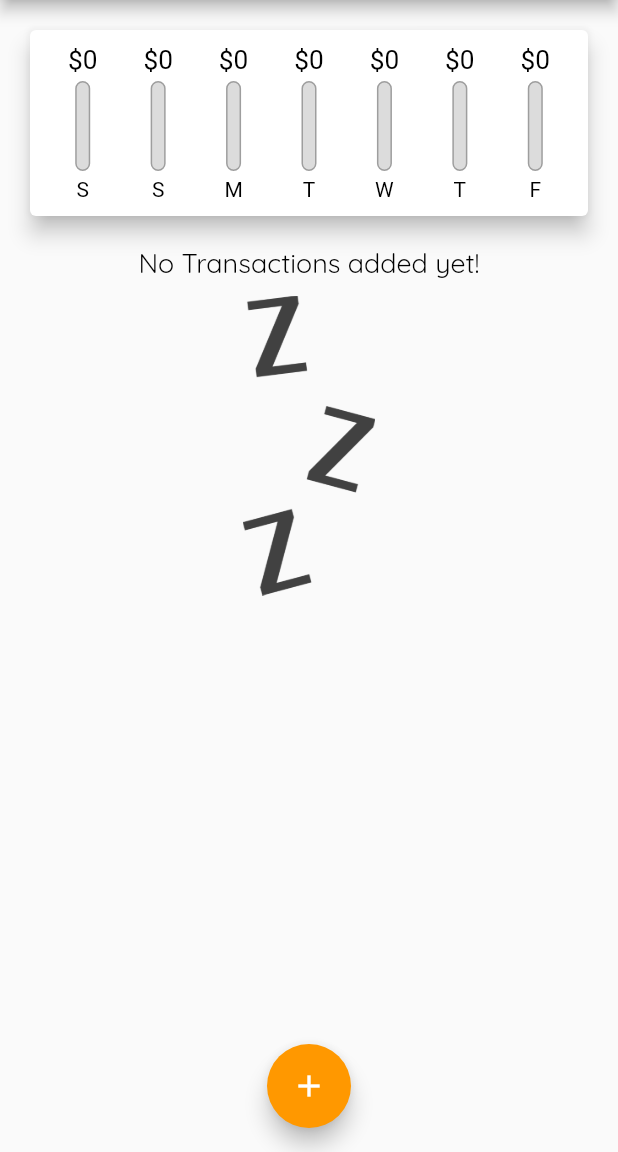
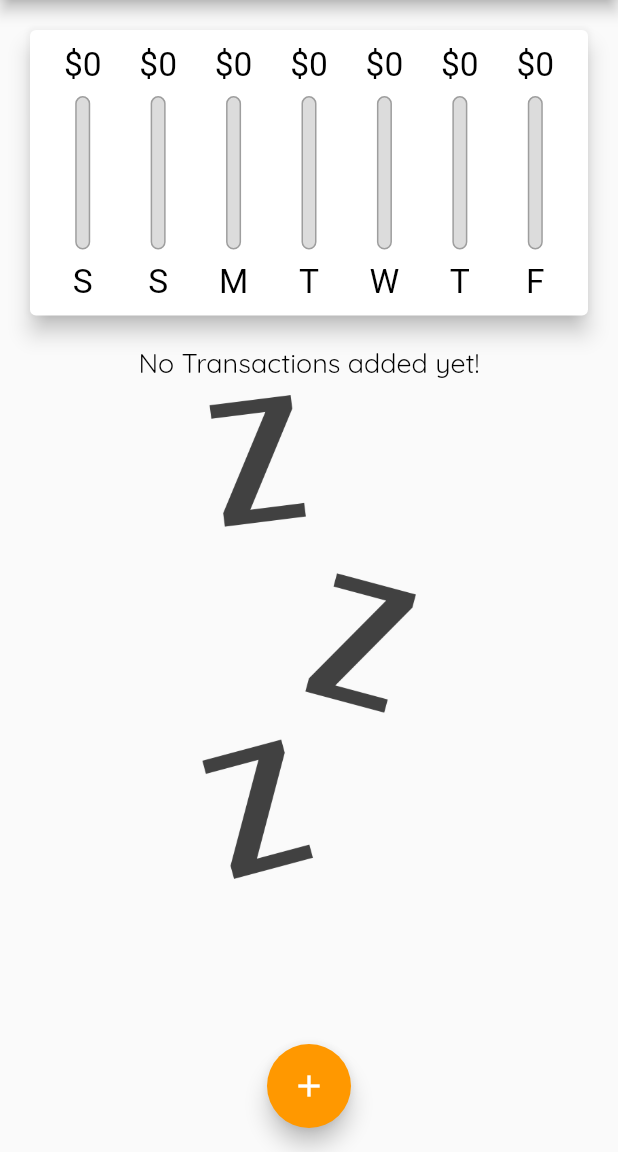
Before and after one commit to sammydeni/flutter_expenses_app, a Flutter app: the screen it shows after launch, on a phone screen of 412 x 824 dp, the part 84-1236 px from its top. Run offline on Flutter 3.47's test engine with Material 2 defaults, Android fonts, the light colour scheme and no system bars.

Commit message:
Final App!

```diff
--- a/lib/main.dart
+++ b/lib/main.dart
@@ -1,4 +1,7 @@
+import 'dart:io';
+import 'package:flutter/cupertino.dart';
 import 'package:flutter/material.dart';
+import 'package:flutter/services.dart';
 
 import 'package:flutter_expenses_app/widgets/chart.dart';
 import 'package:flutter_expenses_app/widgets/new_transaction.dart';
@@ -6,7 +9,10 @@ import 'package:flutter_expenses_app/widgets/transaction_list.dart';
 import './models/transaction.dart';
 
 void main() {
-  runApp(const MyApp());
+  // WidgetsFlutterBinding.ensureInitialized();
+  // SystemChrome.setPreferredOrientations(
+  //     [DeviceOrientation.portraitDown, DeviceOrientation.portraitUp]);
+  runApp(MyApp());
 }
 
 class MyApp extends StatelessWidget {
@@ -58,6 +64,8 @@ class MyHomePage extends StatefulWidget {
 }
 
 class _MyHomePageState extends State<MyHomePage> {
+  bool _showChart = false;
+
   final List<Transaction> _userTransactions = [
     // Transaction(
     //   id: 't1',
@@ -116,8 +124,20 @@ class _MyHomePageState extends State<MyHomePage> {
 
   @override
   Widget build(BuildContext context) {
-    return Scaffold(
-      appBar: AppBar(
+    final mQ = MediaQuery.of(context);
+    final isLandscape = mQ.orientation == Orientation.landscape;
+
+    final dynamic appbar = Platform.isIOS
+        ? CupertinoNavigationBar(
+            middle: const Text('Personal Expenses'),
+            trailing: Row(mainAxisSize: MainAxisSize.min, children: [
+              GestureDetector(
+                child: Icon(CupertinoIcons.add),
+                onTap: (() => _startAddNewTransaction(context)),
+              ),
+            ]),
+          )
+        : AppBar(
             title: const Text('Flutter Expenses App'),
             actions: [
               IconButton(
@@ -125,19 +145,74 @@ class _MyHomePageState extends State<MyHomePage> {
                 onPressed: () => _startAddNewTransaction(context),
               )
             ],
-      ),
-      body: SingleChildScrollView(
+          );
+    final txListWidget = Container(
+        height:
+            (mQ.size.height - appbar.preferredSize.height - mQ.padding.top) *
+                0.7,
+        child: TransactionList(_userTransactions, _deleteTransaction));
+
+    final pageBody = SafeArea(
+      child: SingleChildScrollView(
         child: Column(
           mainAxisAlignment: MainAxisAlignment.start,
           crossAxisAlignment: CrossAxisAlignment.stretch,
           children: [
-            Chart(_recentTransactions),
-            TransactionList(_userTransactions, _deleteTransaction)
+            if (isLandscape)
+              Row(
+                mainAxisAlignment: MainAxisAlignment.center,
+                children: [
+                  Text(
+                    'Show chart',
+                    style: Theme.of(context).textTheme.headline1,
+                  ),
+                  Switch.adaptive(
+                      activeColor: Theme.of(context).colorScheme.primary,
+                      value: _showChart,
+                      onChanged: (val) {
+                        setState(() {
+                          _showChart = val;
+                        });
+                      })
+                ],
+              ),
+            if (!isLandscape)
+              Container(
+                height: (mQ.size.height -
+                        appbar.preferredSize.height -
+                        mQ.padding.top) *
+                    0.3,
+                child: Chart(_recentTransactions),
+              ),
+            if (!isLandscape) txListWidget,
+            if (isLandscape)
+              _showChart
+                  ? Container(
+                      height: (mQ.size.height -
+                              appbar.preferredSize.height -
+                              mQ.padding.top) *
+                          0.7,
+                      child: Chart(_recentTransactions),
+                    )
+                  : txListWidget
           ],
         ),
       ),
-      floatingActionButtonLocation: FloatingActionButtonLocation.centerFloat,
-      floatingActionButton: FloatingActionButton(
+    );
+
+    return Platform.isIOS
+        ? CupertinoPageScaffold(
+            child: pageBody,
+            navigationBar: appbar,
+          )
+        : Scaffold(
+            appBar: appbar,
+            body: pageBody,
+            floatingActionButtonLocation:
+                FloatingActionButtonLocation.centerFloat,
+            floatingActionButton: Platform.isIOS
+                ? Container()
+                : FloatingActionButton(
                     // backgroundColor: Theme.of(context).colorScheme.primary,
                     child: const Icon(Icons.add),
                     onPressed: () => _startAddNewTransaction(context),
--- a/lib/widgets/chart_bar.dart
+++ b/lib/widgets/chart_bar.dart
@@ -9,19 +9,20 @@ class ChartBar extends StatelessWidget {
 
   @override
   Widget build(BuildContext context) {
+    return LayoutBuilder(builder: (ctx, constraints) {
       return Column(
         children: [
           Container(
-          height: 20,
+            height: constraints.maxHeight * 0.15,
             child: FittedBox(
               child: Text('\$${spendingAmount.toStringAsFixed(0)}'),
             ),
           ),
-        const SizedBox(
-          height: 4,
+          SizedBox(
+            height: constraints.maxHeight * 0.05,
           ),
           Container(
-          height: 60,
+            height: constraints.maxHeight * 0.6,
             width: 10,
             child: Stack(
               children: [
@@ -47,10 +48,14 @@ class ChartBar extends StatelessWidget {
             ),
           ),
           SizedBox(
-          height: 4,
+            height: constraints.maxHeight * 0.05,
           ),
-        Text(label),
+          Container(
+            height: constraints.maxHeight * 0.15,
+            child: FittedBox(child: Text(label)),
+          ),
         ],
       );
+    });
   }
 }
--- a/lib/widgets/new_transaction.dart
+++ b/lib/widgets/new_transaction.dart
@@ -54,10 +54,16 @@ class _NewTransactionState extends State<NewTransaction> {
 
   @override
   Widget build(BuildContext context) {
-    return Card(
+    return SingleChildScrollView(
+      child: Card(
         elevation: 5,
         child: Container(
-        padding: const EdgeInsets.all(10),
+          padding: EdgeInsets.only(
+            top: 10,
+            left: 10,
+            right: 10,
+            bottom: MediaQuery.of(context).viewInsets.bottom + 10,
+          ),
           child: Column(
             crossAxisAlignment: CrossAxisAlignment.end,
             children: [
@@ -101,6 +107,7 @@ class _NewTransactionState extends State<NewTransaction> {
             ],
           ),
         ),
+      ),
     );
   }
 }
--- a/lib/widgets/transaction_list.dart
+++ b/lib/widgets/transaction_list.dart
@@ -11,10 +11,9 @@ class TransactionList extends StatelessWidget {
 
   @override
   Widget build(BuildContext context) {
-    return Container(
-      height: 490,
-      child: transactions.isEmpty
-          ? Column(
+    return transactions.isEmpty
+        ? LayoutBuilder(
+            builder: ((context, constraints) => Column(
                   children: [
                     Text(
                       'No Transactions added yet!',
@@ -24,25 +23,23 @@ class TransactionList extends StatelessWidget {
                       height: 10,
                     ),
                     Container(
-                  height: 200,
+                      height: constraints.maxHeight * 0.6,
                       child: Image.asset(
                         'assets/images/waiting.png',
                         fit: BoxFit.cover,
                       ),
                     )
                   ],
-            )
+                )))
         : ListView.builder(
             itemBuilder: (ctx, index) {
               return Card(
-                  margin:
-                      const EdgeInsets.symmetric(vertical: 8, horizontal: 5),
+                margin: const EdgeInsets.symmetric(vertical: 8, horizontal: 5),
                 elevation: 5,
                 child: ListTile(
                   leading: CircleAvatar(
                       radius: 30,
-                        backgroundColor:
-                            Theme.of(context).colorScheme.secondary,
+                      backgroundColor: Theme.of(context).colorScheme.secondary,
                       child: Padding(
                         padding: const EdgeInsets.all(6),
                         child: FittedBox(
@@ -54,9 +51,17 @@ class TransactionList extends StatelessWidget {
                       )),
                   title: Text(transactions[index].title,
                       style: Theme.of(context).textTheme.headline1),
-                    subtitle: Text(
-                        DateFormat.yMMMd().format(transactions[index].date)),
-                    trailing: IconButton(
+                  subtitle:
+                      Text(DateFormat.yMMMd().format(transactions[index].date)),
+                  trailing: MediaQuery.of(context).size.width > 360
+                      ? TextButton.icon(
+                          label: Text('Delete'),
+                          icon: Icon(Icons.delete),
+                          onPressed: () => deleteTx(transactions[index].id),
+                          style: TextButton.styleFrom(
+                              primary: Theme.of(context).colorScheme.error),
+                        )
+                      : IconButton(
                           icon: Icon(Icons.delete),
                           color: Theme.of(context).colorScheme.error,
                           onPressed: () => deleteTx(transactions[index].id),
@@ -65,7 +70,6 @@ class TransactionList extends StatelessWidget {
               );
             },
             itemCount: transactions.length,
-            ),
           );
   }
 }
```
Lines whose indentation alone changed are shown as unchanged.
